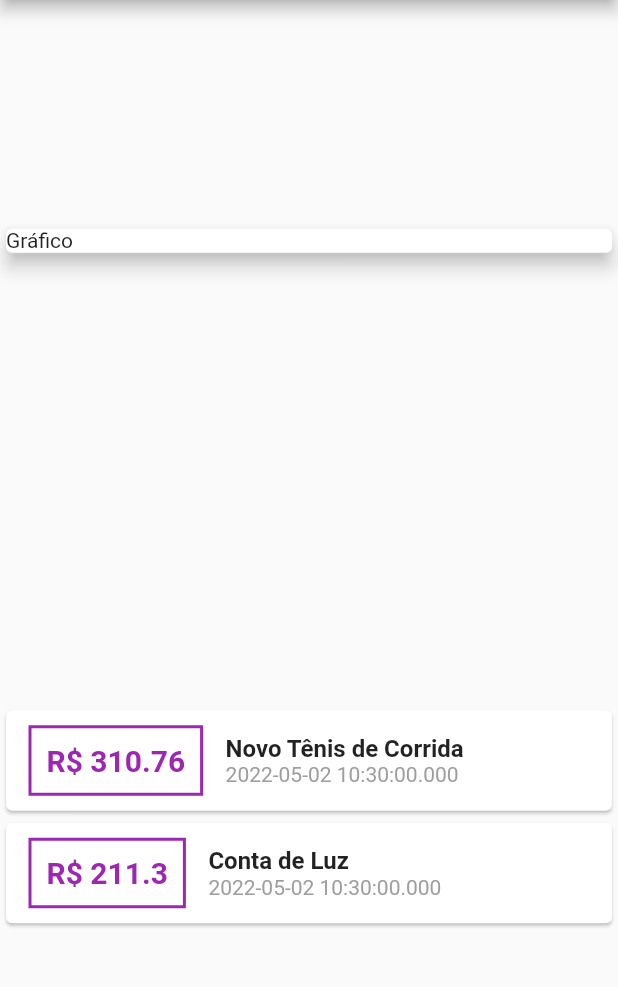
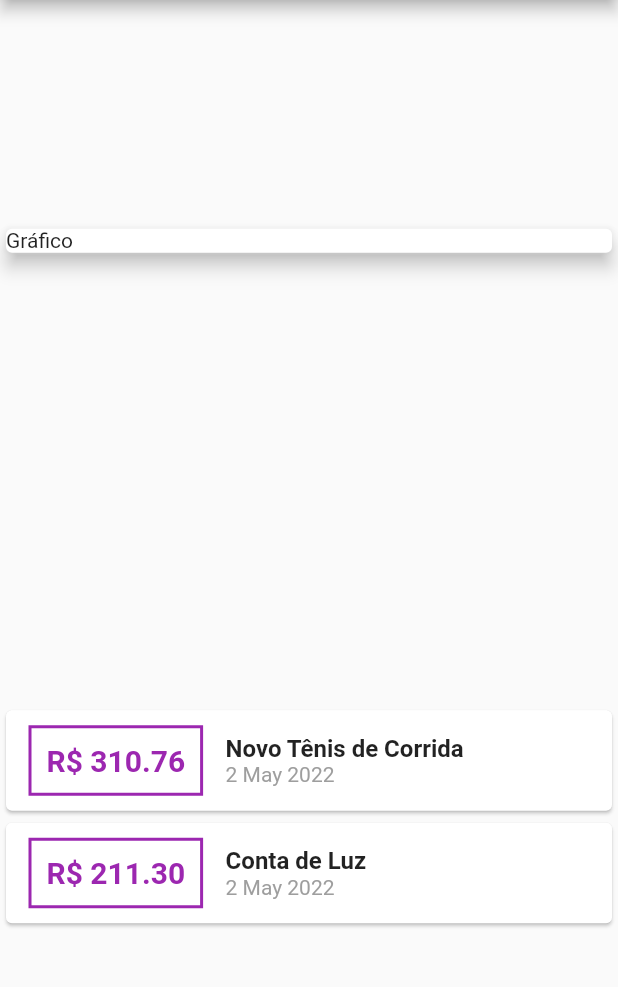
Before and after one commit to wladyband/sistemas_de_despesas, a Flutter app: the screen it shows after launch, on a phone screen of 412 x 824 dp, the part 84-1071 px from its top. Run offline on Flutter 3.47's test engine with Material 2 defaults, Android fonts, the phone set to English and light mode, and no system bars.

Commit message:
instalando pacote de internacionalização aula 100

```diff
--- a/lib/main.dart
+++ b/lib/main.dart
@@ -1,5 +1,6 @@
 import 'package:despesas/models/transaction.dart';
 import 'package:flutter/material.dart';
+import 'package:intl/intl.dart';
 
 main() => runApp(const ExpensesApp());
 
@@ -61,7 +62,7 @@ class MyHomePage extends StatelessWidget {
                         vertical: 10
                       ),
                       child: Text(
-                          'R\$ ${tr.value.toString()}',
+                          'R\$ ${tr.value.toStringAsFixed(2)}',
                         style: TextStyle(
                             fontWeight: FontWeight.bold,
                             fontSize: 20,
@@ -87,7 +88,7 @@ class MyHomePage extends StatelessWidget {
                           ),
                         ),
                         Text(
-                          tr.date.toString(),
+                          DateFormat('d MMM y').format(tr.date),
                           style: TextStyle(
                             color: Colors.grey
                           ),
--- a/pubspec.yaml
+++ b/pubspec.yaml
@@ -29,6 +29,7 @@ environment:
 dependencies:
   flutter:
     sdk: flutter
+  intl: ^0.17.0
 
 
   # The following adds the Cupertino Icons font to your application.
```
Also changed, not shown: pubspec.lock.
